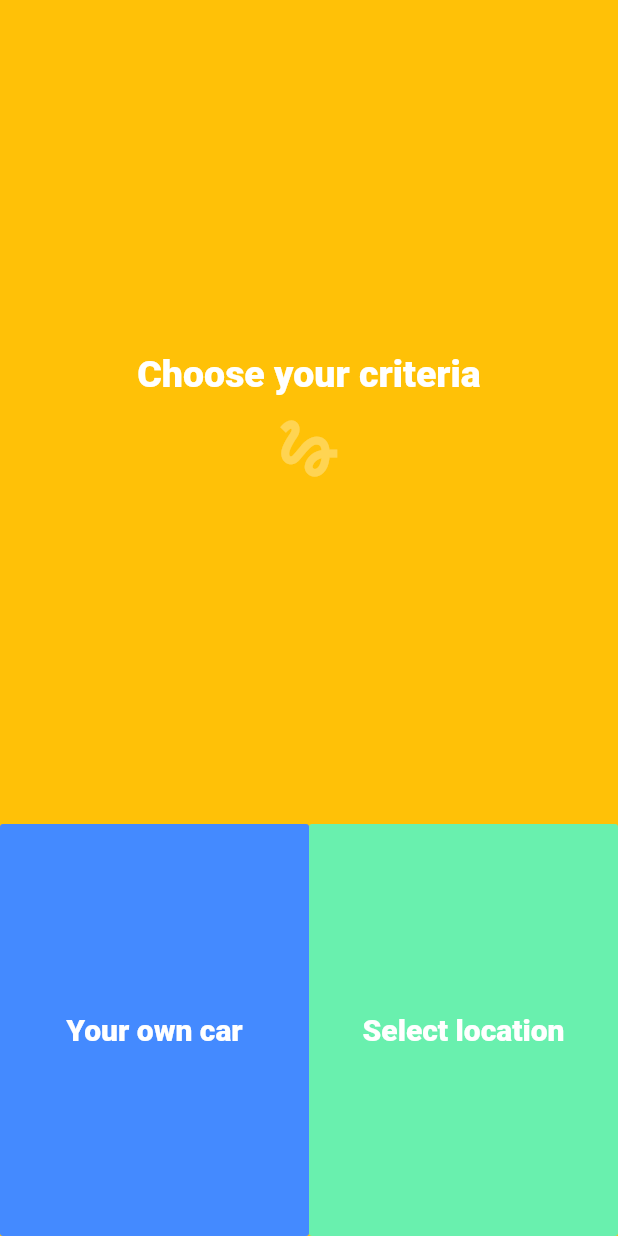
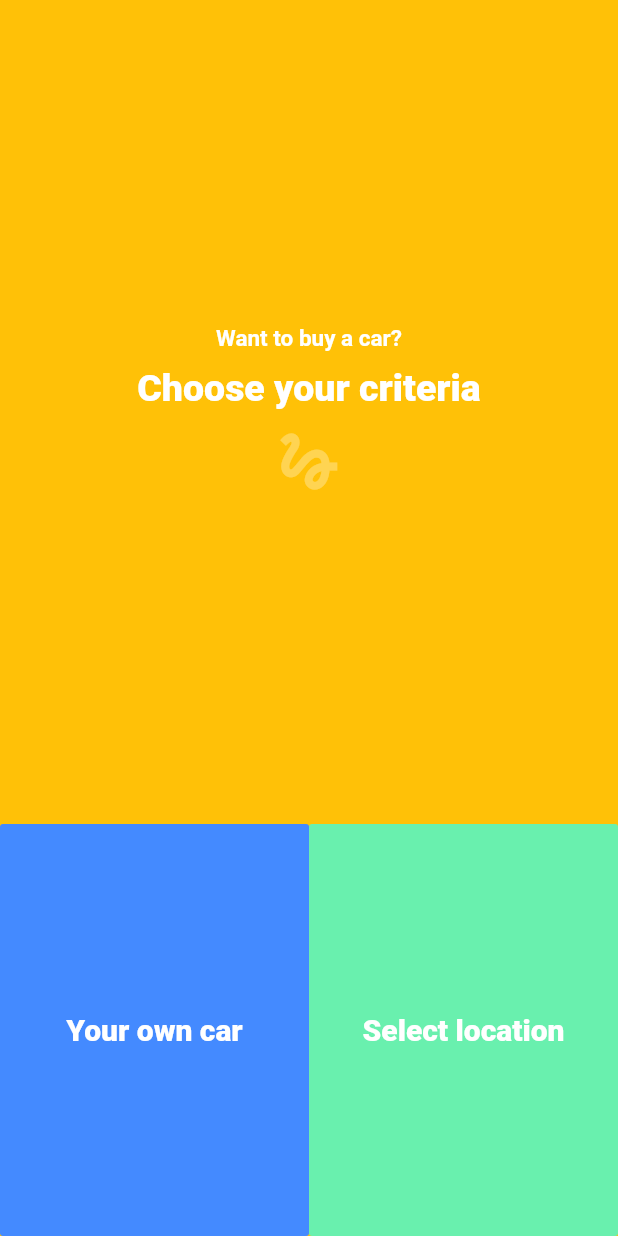
Before and after one commit to docaia/car_of_your_dreams, a Flutter app: the screen it shows after launch, on a phone screen of 412 x 824 dp. Run offline on Flutter 3.47's test engine with Material 2 defaults, Android fonts, the light colour scheme and no system bars; our stand-ins replace cloud_firestore, firebase_core, google_fonts, location; accounts and stored records are empty.

Commit message:
11 Dec 2020

```diff
--- a/lib/Screens/Home_Screen.dart
+++ b/lib/Screens/Home_Screen.dart
@@ -1,27 +1,39 @@
 import 'package:flutter/cupertino.dart';
 import 'package:flutter/material.dart';
-
+import 'package:car_of_your_dreams/Services/change_notifier.dart';
+import 'package:provider/provider.dart';
 
 class HomeScreen extends StatelessWidget {
   @override
   Widget build(BuildContext context) {
-    return Scaffold(
+    return Consumer<CarsProvider>(builder: (context, c, child)
+    {
+      return Scaffold(
         backgroundColor: Colors.amber,
         //one big column containing everything
         body: Column(
           children: <Widget>[
             Expanded(
-              flex:2,
+              flex: 2,
               child: Column(
-                mainAxisAlignment: MainAxisAlignment.center,
-                children:<Widget>[
-                  FlatButton(onPressed: (){print('cool app');},
-                    color: Colors.amber,
-                    child: Text('Choose your criteria', style: TextStyle(color: Colors.white, fontWeight: FontWeight.w900, fontSize: 25), ),
-
-                  ),
-                  Icon(Icons.gesture,color: Colors.white30, size: 50,)
-                ]
+                  mainAxisAlignment: MainAxisAlignment.center,
+                  children: <Widget>[
+                    Text('Want to buy a car?', style: TextStyle(
+                      color: Colors.white,
+                      fontWeight: FontWeight.w700,
+                      fontSize: 15,
+                    ),),
+                    FlatButton(onPressed: () {
+                      Navigator.pushNamed(context, '3');
+                    },
+                      color: Colors.amber,
+                      child: Text('Choose your criteria', style: TextStyle(
+                          color: Colors.white,
+                          fontWeight: FontWeight.w900,
+                          fontSize: 25),),
+                    ),
+                    Icon(Icons.gesture, color: Colors.white30, size: 50,)
+                  ]
               ),
             ),
             Expanded(
@@ -30,14 +42,22 @@ class HomeScreen extends StatelessWidget {
                 crossAxisAlignment: CrossAxisAlignment.stretch,
                 children: <Widget>[
                   Expanded(
-                    child: FlatButton(onPressed: (){
+                    child: FlatButton(onPressed: () {
+
                       Navigator.pushNamed(context, '2');
                     }, color: Colors.blueAccent,
-                    child: Text("Your own car",style: TextStyle(color: Colors.white, fontWeight: FontWeight.w800, fontSize: 20),),),
+                      child: Text("Your own car", style: TextStyle(
+                          color: Colors.white,
+                          fontWeight: FontWeight.w800,
+                          fontSize: 20),),),
                   ),
                   Expanded(
-                    child: FlatButton(onPressed: (){}, color: Colors.greenAccent,
-                      child: Text("Select location",style: TextStyle(color: Colors.white, fontWeight: FontWeight.w800, fontSize: 20),),),
+                    child: FlatButton(
+                      onPressed: () {}, color: Colors.greenAccent,
+                      child: Text("Select location", style: TextStyle(
+                          color: Colors.white,
+                          fontWeight: FontWeight.w800,
+                          fontSize: 20),),),
                   )
                 ],
               ),
@@ -46,5 +66,7 @@ class HomeScreen extends StatelessWidget {
           ],
         ),
       );
+    },
+    );
   }
 }
--- /dev/null
+++ b/lib/Screens/Location_Screen.dart
@@ -0,0 +1,24 @@
+import 'package:location/location.dart';
+Location location = new Location();
+
+bool _serviceEnabled;
+PermissionStatus _permissionGranted;
+LocationData _locationData;
+
+_serviceEnabled = await location.serviceEnabled();
+if (!_serviceEnabled) {
+_serviceEnabled = await location.requestService();
+if (!_serviceEnabled) {
+return;
+}
+}
+
+_permissionGranted = await location.hasPermission();
+if (_permissionGranted == PermissionStatus.denied) {
+_permissionGranted = await location.requestPermission();
+if (_permissionGranted != PermissionStatus.granted) {
+return;
+}
+}
+
+_locationData = await location.getLocation();
--- a/lib/Services/change_notifier.dart
+++ b/lib/Services/change_notifier.dart
@@ -2,61 +2,230 @@ import 'package:car_of_your_dreams/widgets/StarRating_toggle.dart';
 import 'package:flutter/cupertino.dart';
 import 'package:flutter/material.dart';
 import 'package:car_of_your_dreams/widgets/Constants.dart';
-import 'package:car_of_your_dreams/widgets/StarRating_toggle.dart';
+import 'package:car_of_your_dreams/Screens/Car_Selection_Screen.dart';
+import 'package:car_of_your_dreams/widgets/bestCars.dart';
+import 'package:cloud_firestore/cloud_firestore.dart';
 
-class CarsProvider extends ChangeNotifier{
+class CarsProvider extends ChangeNotifier {
   //put here the main variables and the car list
+String communityRating = "Choose";
+String bestCars;
+List<BestCars> bestCarsList=[BestCars('', '', '', ''),
+  BestCars('', '', '', ''),
+  BestCars('', '', '', ''),
+  BestCars('', '', '', ''),
+  BestCars('', '', '', ''),
+];
+List<String> goodCars = [];
+  ////Read excel sheet!!///
+  List<Text> MercedesModels = [
+    Text('190'),
+    Text('200'),
+    Text('230'),
+    Text('A150'),
+    Text('A180'),
+    Text('A200'),
+    Text('B150'),
+    Text('B160'),
+    Text('B200'),
+    Text('C180'),
+    Text('C200'),
+    Text('C230'),
+    Text('C240'),
+    Text('C250'),
+    Text('C280'),
+    Text('C300'),
+    Text('C350'),
+    Text('CL-CLASS'),
+    Text('CLA 180'),
+    Text('CLA 200'),
+    Text('CLC-CLASS'),
+    Text('CLK-CLASS'),
+    Text('CLS'),
+    Text('E 180'),
+    Text('E200'),
+    Text('E220'),
+    Text('E 230'),
+    Text('E 240'),
+    Text('E 250'),
+    Text('E 280'),
+    Text('E 300'),
+    Text('E 320'),
+    Text('E 350'),
+    Text('E 400'),
+    Text('GL-CLASS'),
+    Text('GLA 200'),
+    Text('GLC 200'),
+    Text('GLC 250'),
+    Text('GLC 300'),
+    Text('GLE- CLASS'),
+    Text('GLK 250'),
+    Text('GLK 300'),
+    Text('GLK 350'),
+    Text('M- CLASS'),
+    Text('MAYBACH'),
+    Text('R-CLASS'),
+    Text('S280'),
+    Text('S300'),
+    Text('S320'),
+    Text('S350'),
+    Text('S400'),
+    Text('S450'),
+    Text('S500'),
+    Text('S560'),
+    Text('SEL 200'),
+    Text('SEL 260'),
+    Text('SEL 280'),
+    Text('SEL 300'),
+    Text('SEL 500'),
+    Text('SEL 1001'),
+    Text('SL-CLASS'),
+    Text('SLC-CLASS'),
+    Text('SLK-CLASS'),
+    Text('VIANO'),
+  ];
+  List<Text> BMWModels = [
+    Text('116'),
+    Text('118'),
+    Text('120'),
+    Text('218'),
+    Text('316'),
+    Text('318'),
+    Text('320'),
+    Text('325'),
+    Text('328'),
+    Text('330'),
+    Text('335'),
+    Text('340'),
+    Text('418'),
+    Text('518'),
+    Text('520'),
+    Text('523'),
+    Text('525'),
+    Text('528'),
+    Text('530'),
+    Text('535'),
+    Text('540'),
+    Text('545'),
+    Text('550'),
+    Text('630'),
+    Text('640'),
+    Text('645'),
+    Text('650'),
+    Text('730'),
+    Text('735'),
+    Text('740'),
+    Text('745'),
+    Text('750'),
+    Text('M3'),
+    Text('M5'),
+    Text('X1'),
+    Text('X2'),
+    Text('X3'),
+    Text('X4'),
+    Text('X5'),
+    Text('X6'),
+    Text('Z3'),
+    Text('Z4'),
+
+  ];
+  int model = 0;
   Text currentCarManufacturer = Text('Toyota');
+  Text myYear = Text('2005');
+  Text myModel = Text('Camry');
+  List<Text> models = [ Text('Camry', style: kStyle,),
+    Text('Corolla', style: kStyle,),
+    Text('Yaris', style: kStyle,),
+    Text('Runner', style: kStyle,)];
   bool star1IsChecked = false;
   bool star2IsChecked = false;
   bool star3IsChecked = false;
   bool star4IsChecked = false;
   bool star5IsChecked = false;
-  List<Text> manufacturers=[
+
+  List<Text> manufacturers = [
     Text('Toyota', style: kStyle,),
     Text('VolksWagen', style: kStyle,),
-    Text( 'Nissan', style: kStyle,),
-    Text('Renault', style: kStyle,)
+    Text('Nissan', style: kStyle,),
+    Text('Renault', style: kStyle,),
+    Text('Mercedes', style: kStyle,),
+    Text('BMW', style: kStyle,)
   ];
-  List<Text> volksWagenModels=[
-  Text('Golf', style: kStyle,),
+  List<Text> volksWagenModels = [
+    Text('Golf', style: kStyle,),
     Text('Passat', style: kStyle,),
     Text('Polo', style: kStyle,),
-    Text('Gol', style: kStyle,),
+    Text('Pointer', style: kStyle,),
     Text('Jetta', style: kStyle,),
   ];
   List<Text> toyotaModels = [
     Text('Camry', style: kStyle,),
     Text('Corolla', style: kStyle,),
-    Text( 'Yaris', style: kStyle,),
+    Text('Yaris', style: kStyle,),
     Text('Runner', style: kStyle,)
+  ];
+  List<Text> NissanModels = [
+    Text('Sunny', style: kStyle,),
+    Text('Sentra', style: kStyle,),
+    Text('Qashqay', style: kStyle,),
+    Text('Patrol', style: kStyle,),
+  ];
+
+  List<Text> RenaultModels = [
+    Text('Megane', style: kStyle,),
+    Text('Logan', style: kStyle,),
+    Text('Duster', style: kStyle,),
+    Text('Captur', style: kStyle,),
   ];
   List<Text> year = [
     Text('2005', style: kStyle,),
     Text('2010', style: kStyle,),
-    Text( '2015', style: kStyle,),
+    Text('2015', style: kStyle,),
     Text('2020', style: kStyle,)
   ];
+
   List<Text> modelSelection(Text Manufacturer) {
-    List<Text> theModel =[Text('7abeeby'), Text('7ayaty')];
-    if(Manufacturer.data=="Toyota"){theModel = toyotaModels;}
-    else if(Manufacturer.data=="VolksWagen"){theModel = volksWagenModels;}
+    List<Text>theModel = [Text('hdsflhsdjf')];
+
+    if(Manufacturer.data == "Toyota") {theModel = toyotaModels;}
+    else if(Manufacturer.data == "VolksWagen") {theModel = volksWagenModels;}
+    else if(Manufacturer.data == "Nissan") {theModel = NissanModels;}
+    else if(Manufacturer.data == "Renault") {theModel = RenaultModels;}
+    else if(Manufacturer.data == "Mercedes") {theModel = MercedesModels;}
+    else if(Manufacturer.data == "BMW") {theModel = BMWModels;}
+    else theModel =[Text('wong')];
     notifyListeners();
-    print(theModel);
+//    print(theModel);
     return theModel;
-     }
+  }
+
   StarRatingToggle myToggle = StarRatingToggle();
-  void starStatusChange(bool isChecked1){
+
+  void starStatusChange(bool isChecked1) {
     myToggle.ratingToggle();
     isChecked1 = myToggle.isChecked;
-     notifyListeners();
+    notifyListeners();
   }
-  void falseAll(){
+
+  void falseAll() {
     star1IsChecked = false;
     star2IsChecked = false;
     star3IsChecked = false;
     star4IsChecked = false;
     star5IsChecked = false;
-    myToggle.isChecked=false;
+    myToggle.isChecked = false;
   }
+int i = -1;
+  Future getBest(QuerySnapshot gg, BuildContext context) async {
+  await gg.docs.forEach(
+          (elem)
+      {print(elem.data());
+      i = i+1;
+
+      bestCarsList[i]=(BestCars(elem['title'], elem['Model'], elem['Year'], elem['Rating_Overall'].toStringAsFixed(2)));
+
+
+      });
+  notifyListeners();
 }
+}
--- a/lib/main.dart
+++ b/lib/main.dart
@@ -3,8 +3,16 @@ import 'package:car_of_your_dreams/Services/change_notifier.dart';
 import 'package:flutter/material.dart';
 import 'package:car_of_your_dreams/Screens/Home_Screen.dart';
 import 'package:provider/provider.dart';
+import 'package:flutter/cupertino.dart';
+import 'package:car_of_your_dreams/widgets/Constants.dart';
+import 'package:car_of_your_dreams/Screens/Criteria_Screen.dart';
+import 'package:firebase_core/firebase_core.dart';
 
-void main() => runApp(MyApp());
+void main()async {
+  WidgetsFlutterBinding.ensureInitialized();
+  await Firebase.initializeApp();
+  runApp(MyApp());
+}
 
 class MyApp extends StatelessWidget {
   @override
@@ -14,9 +22,18 @@ class MyApp extends StatelessWidget {
           home:HomeScreen(),
           routes: {
             '1': (context) =>HomeScreen(),
-         '2': (context)=> CarSelection()
+            '2': (context)=> CarSelection(),
+            '3': (context)=> CriteriaScreen()
           },
+          theme: ThemeData(
+            cupertinoOverrideTheme: CupertinoThemeData( // <---------- this
+              textTheme: CupertinoTextThemeData(
+                pickerTextStyle: kStyle,
               ),
+            ),
+
+          ),
+        )
     );
 //
   }
--- a/pubspec.yaml
+++ b/pubspec.yaml
@@ -14,7 +14,7 @@ description: My first project after completing the course
 version: 1.0.0+1
 
 environment:
-  sdk: ">=1.17.0 <3.0.0"
+  sdk: ">=2.1.0 <3.0.0"
 
 dependencies:
   flutter:
@@ -27,7 +27,8 @@ dependencies:
   provider: ^4.0.5+1
   google_fonts: ^1.1.0
   firebase: ^7.3.0
-  cloud_firestore: ^0.13.6
+  cloud_firestore: ^0.14.1+3
+  location: ^3.1.0
 
 
 dev_dependencies:
```
Also changed, not shown: lib/Screens/Car_Selection_Screen.dart (+87 -43 lines), lib/Screens/Criteria_Screen.dart (added, +101 -0 lines), lib/Services/Firebase.dart (+50 -1 lines), lib/widgets/bestCars.dart (added, +23 -0 lines), pubspec.lock, 1 other file. Lines whose indentation alone changed are shown as unchanged.
